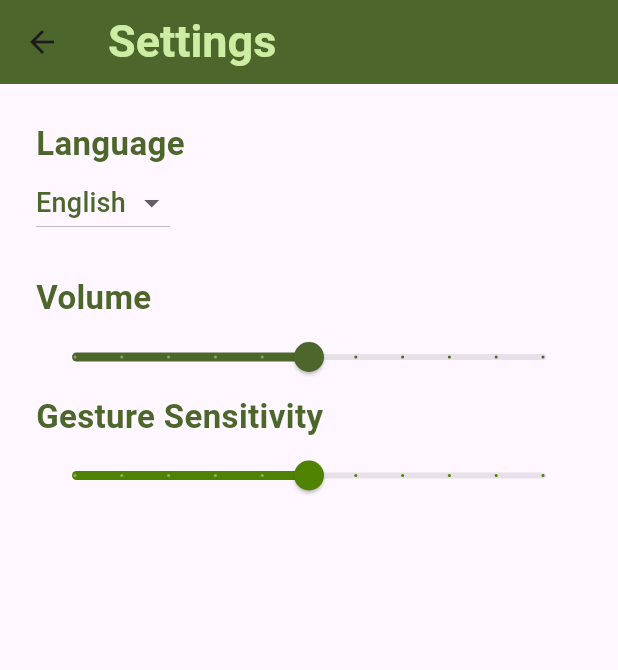
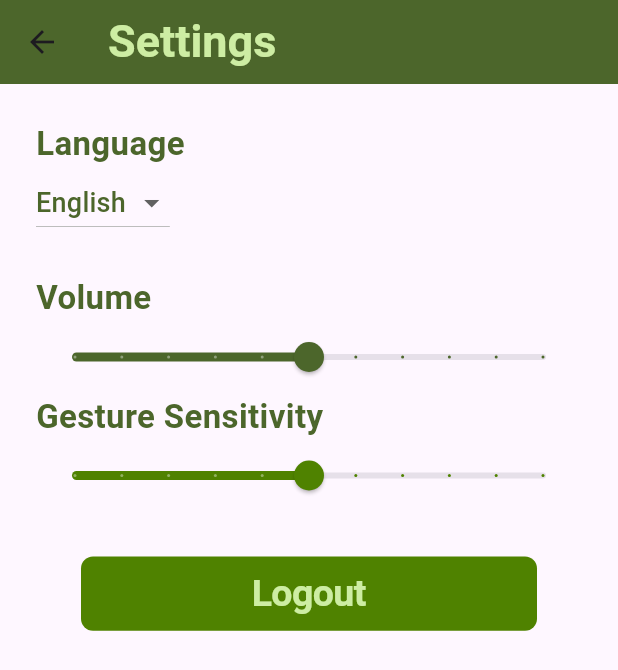
Before and after one commit to WenDEVLIFE/naveyegate, a Flutter app: the SettingView screen opened directly, on a phone screen of 412 x 824 dp. Shown: the top 670 px of the screen. Run offline on Flutter 3.47's test engine with Material 3 defaults, Android fonts, the phone set to English and light mode, and no system bars; our stand-ins replace camera, cloud_firestore, firebase_auth, firebase_core, flutter_tts, fluttertoast and 1 more; missing offline and left inert: mailer; accounts and stored records are empty; Roboto replaces fonts that are missing (EB Garamond).

Commit message:
Added a function where it has logout function and save the session on the SessionHelpers.dart

```diff
--- a/lib/main.dart
+++ b/lib/main.dart
@@ -5,9 +5,10 @@ import 'package:naveyegate/src/viewmodel/ObjectViewModel.dart';
 import 'package:provider/provider.dart';
 
 void main() async {
+  WidgetsFlutterBinding.ensureInitialized();
+  await FirebaseService.run();
+
   runApp(const MyApp());
-
-  await FirebaseService.run();
 }
 
 class MyApp extends StatelessWidget {
--- a/lib/src/repository/SubmitRepository.dart
+++ b/lib/src/repository/SubmitRepository.dart
@@ -2,6 +2,7 @@ import 'package:cloud_firestore/cloud_firestore.dart';
 import 'package:firebase_auth/firebase_auth.dart';
 import 'package:flutter/material.dart';
 import 'package:fluttertoast/fluttertoast.dart';
+import 'package:naveyegate/src/helpers/SessionHelpers.dart';
 
 import '../services/FirebaseService.dart';
 
@@ -15,6 +16,7 @@ class SubmitRepositoryImpl  extends SubmitRepository {
 
   final FirebaseFirestore _firestore = FirebaseFirestore.instance;
   final FirebaseAuth _auth = FirebaseAuth.instance;
+  SessionHelpers sessionHelpers = SessionHelpers();
 
   @override
   Future<void> submitReport({required String feedback}) async {
@@ -24,8 +26,11 @@ class SubmitRepositoryImpl  extends SubmitRepository {
       password: FirebaseService.adminPassword,
     ).then((value) async {
       final user = _auth.currentUser;
+      var userInfo = await sessionHelpers.getUserInfo();
+      var email = userInfo?['email'] ?? 'unknown';
       if (user != null) {
         await _firestore.collection('reports').add({
+          'email': email,
           'feedback': feedback,
           'timestamp': FieldValue.serverTimestamp(),
           'userId': user.uid,
--- a/lib/src/view/FeedBackView.dart
+++ b/lib/src/view/FeedBackView.dart
@@ -74,7 +74,7 @@ class FeedBackView extends StatelessWidget {
                       child: CustomButton(
                         hintText: 'Submit',
                         onPressed: () {
-
+                          objectViewModel.submitFeedback(context);
                         },
                       ),
                     ),
--- a/lib/src/view/LoginView.dart
+++ b/lib/src/view/LoginView.dart
@@ -1,4 +1,5 @@
 import 'package:flutter/material.dart';
+import 'package:naveyegate/src/helpers/SessionHelpers.dart';
 import 'package:naveyegate/src/repository/LoginRepository.dart';
 import 'package:naveyegate/src/view/MainView.dart';
 import 'package:naveyegate/src/widget/CustomButton.dart';
@@ -18,6 +19,7 @@ class LoginView extends StatefulWidget {
 
 class _LoginViewState extends State<LoginView> {
   final LoginRepository _loginRepository = LoginRepositoryImpl();
+  SessionHelpers sessionHelpers = SessionHelpers();
   TextEditingController feedbackController = TextEditingController();
   TextEditingController passwordController = TextEditingController();
   bool obscureText = true;
@@ -98,12 +100,14 @@ class _LoginViewState extends State<LoginView> {
                       return;
                     }
 
-                    _loginRepository.loginUser(email, password).then((success) {
+                    _loginRepository.loginUser(email, password).then((success) async {
                       if (success) {
                         // Navigate to the next screen or show success message
                         ScaffoldMessenger.of(context).showSnackBar(
                           SnackBar(content: Text('Login Successful')),
                         );
+
+                        await sessionHelpers.saveUserInfo({'email': email});
 
                         Navigator.pushReplacement(context, MaterialPageRoute(builder: (context) {
                           return MainView();
--- a/lib/src/view/SettingView.dart
+++ b/lib/src/view/SettingView.dart
@@ -1,7 +1,10 @@
 import 'package:flutter/cupertino.dart';
 import 'package:flutter/material.dart';
+import 'package:naveyegate/src/helpers/SessionHelpers.dart';
+import 'package:naveyegate/src/view/LoginView.dart';
 
 import '../helpers/ColorHelper.dart';
+import '../widget/CustomButton.dart';
 import '../widget/CustomText.dart';
 
 class SettingView extends StatefulWidget {
@@ -18,6 +21,8 @@ class _SettingViewState extends State<SettingView> {
 
   @override
   Widget build(BuildContext context) {
+    final double screenHeight = MediaQuery.of(context).size.height;
+    final double screenWidth = MediaQuery.of(context).size.width;
     return Scaffold(
       appBar: AppBar(
         title: CustomText(
@@ -100,6 +105,24 @@ class _SettingViewState extends State<SettingView> {
                 });
               },
             ),
+            Padding(
+              padding: const EdgeInsets.all(30.0),
+              child: SizedBox(
+                width: screenWidth * 0.9,
+                height: screenHeight * 0.06,
+                child: CustomButton(
+                  hintText: 'Logout',
+                  onPressed: () {
+                      SessionHelpers sessionHelpers = SessionHelpers();
+                      sessionHelpers.clearUserInfo();
+                      Navigator.pushReplacement(context, MaterialPageRoute(builder: (context) {
+                        return const LoginView();
+                      }));
+                  },
+                ),
+              ),
+            ),
+
           ],
         ),
       ),
--- a/pubspec.yaml
+++ b/pubspec.yaml
@@ -24,6 +24,7 @@ dependencies:
   cloud_firestore: ^5.4.3
   email_sender: ^2.1.0
   mailer: ^6.0.0
+  shared_preferences: ^2.5.3
 
 dev_dependencies:
   flutter_test:
```
Also changed, not shown: lib/src/helpers/SessionHelpers.dart (added, +29 -0 lines), lib/src/view/SplashView.dart (+16 -3 lines), lib/src/viewmodel/ObjectViewModel.dart (+18 -0 lines), pubspec.lock, 1 other file.
